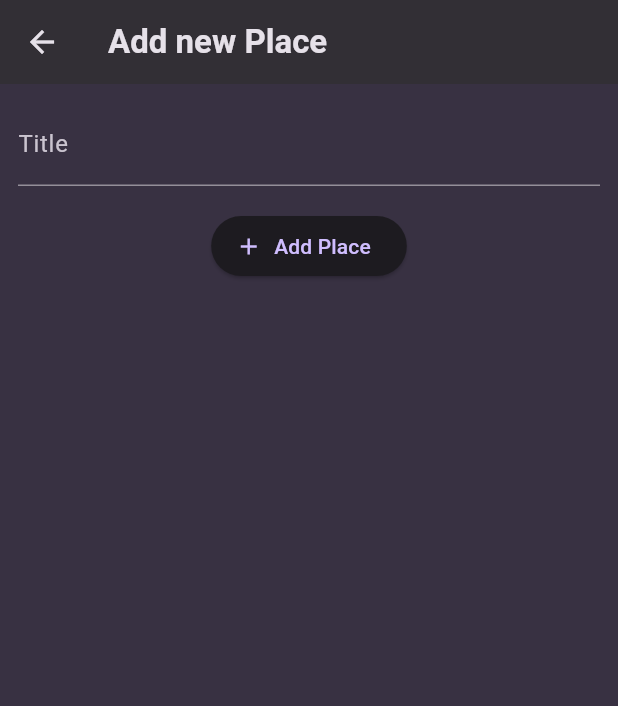
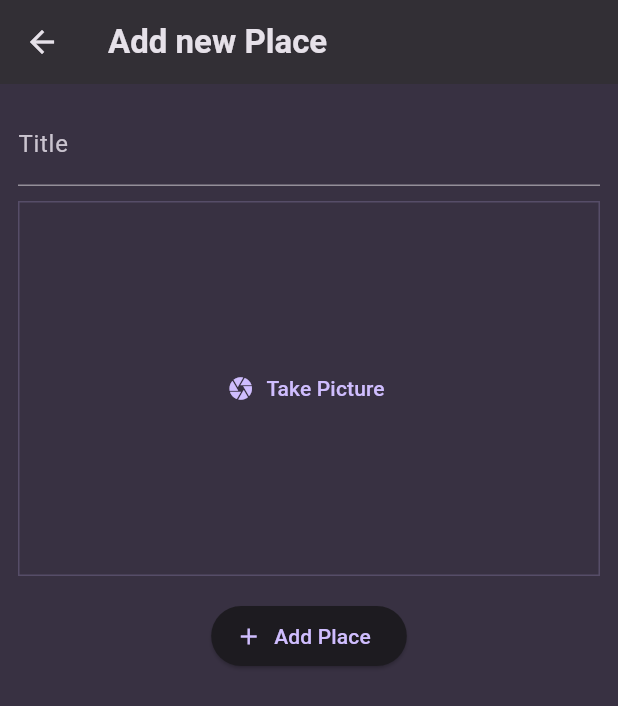
Before and after one commit to arlenavm95/favorite_places_app, a Flutter app: the screen it shows after launch, after a tap on the "add" icon, on a phone screen of 412 x 824 dp. Shown: the top 706 px of the screen. Run offline on Flutter 3.47's test engine with Material 3 defaults, Android fonts, the phone set to English and light mode, and no system bars; our stand-ins replace flutter_riverpod, google_fonts, image_picker.

Commit message:
Add camera support for taking pictures.

```diff
--- a/lib/models/place.dart
+++ b/lib/models/place.dart
@@ -1,11 +1,13 @@
+import 'dart:io';
 
 import 'package:uuid/uuid.dart';
 
 final uuid = Uuid();
 
 class Place {
-  Place ({required this.title}) : id = uuid.v4();
+  Place ({required this.title, required this.image}) : id = uuid.v4();
 
   final String id;
   final String title;
+  final File image;
 }
--- a/lib/providers/user_places.dart
+++ b/lib/providers/user_places.dart
@@ -1,11 +1,13 @@
+import 'dart:io';
+
 import 'package:favorite_places_app/models/place.dart';
 import 'package:flutter_riverpod/legacy.dart';
 
 class UserPlacesNotifier extends StateNotifier<List<Place>> {
   UserPlacesNotifier() : super(const []);
 
-  void addPlace(String title) {
-    final newPlace = Place(title: title);
+  void addPlace(String title, File image) {
+    final newPlace = Place(title: title, image: image);
     state = [newPlace, ...state];
   }
 }
--- a/lib/screens/add_place.dart
+++ b/lib/screens/add_place.dart
@@ -1,4 +1,7 @@
+import 'dart:io';
+
 import 'package:favorite_places_app/providers/user_places.dart';
+import 'package:favorite_places_app/widgets/image_input.dart';
 import 'package:flutter/material.dart';
 import 'package:flutter_riverpod/flutter_riverpod.dart';
 
@@ -14,14 +17,16 @@ class AddPlaceScreen extends ConsumerStatefulWidget {
 class _AddPlaceScreenState extends ConsumerState<AddPlaceScreen> {
   final _titleController = TextEditingController();
 
-  void _savePlace () {
+  File? _selectedImage;
+
+  void _savePlace() {
     final enteredTitle = _titleController.text;
 
-    if (enteredTitle.isEmpty) {
+    if (enteredTitle.isEmpty || _selectedImage == null) {
       return;
     }
 
-    ref.read(userPlacesProvider.notifier).addPlace(enteredTitle);
+    ref.read(userPlacesProvider.notifier).addPlace(enteredTitle, _selectedImage!);
 
     Navigator.of(context).pop();
   }
@@ -47,7 +52,15 @@ class _AddPlaceScreenState extends ConsumerState<AddPlaceScreen> {
               TextField(
                 decoration: const InputDecoration(labelText: 'Title'),
                 controller: _titleController,
-                style: TextStyle(color: Theme.of(context).colorScheme.onSurface,),
+                style: TextStyle(
+                  color: Theme.of(context).colorScheme.onSurface,
+                ),
+              ),
+              const SizedBox(height: 10),
+              ImageInput(
+                onPickImage: (image) {
+                  _selectedImage = image;
+                },
               ),
               const SizedBox(height: 16),
               ElevatedButton.icon(
--- a/lib/screens/places.dart
+++ b/lib/screens/places.dart
@@ -26,7 +26,12 @@ class PlacesScreen extends ConsumerWidget {
           ),
         ],
       ),
-      body: SafeArea(child: PlacesList(places: userPlaces)),
+      body: SafeArea(
+        child: Padding(
+          padding: const EdgeInsets.all(8.0),
+          child: PlacesList(places: userPlaces),
+        ),
+      ),
     );
   }
 }
--- /dev/null
+++ b/lib/widgets/image_input.dart
@@ -0,0 +1,71 @@
+import 'dart:io';
+
+import 'package:flutter/material.dart';
+import 'package:image_picker/image_picker.dart';
+
+class ImageInput extends StatefulWidget {
+  const ImageInput({super.key, required this.onPickImage});
+
+  final void Function(File image) onPickImage;
+
+  @override
+  State<ImageInput> createState() {
+    return _ImageInputState();
+  }
+}
+
+class _ImageInputState extends State<ImageInput> {
+  File? _selectedImage;
+
+  void _takePicture() async {
+    final imagePicker = ImagePicker();
+    final pickedImage = await imagePicker.pickImage(
+      source: ImageSource.camera,
+      maxWidth: 600,
+    );
+
+    if (pickedImage == null) {
+      return;
+    }
+
+    setState(() {
+      _selectedImage = File(pickedImage.path);
+    });
+
+    widget.onPickImage(_selectedImage!);
+  }
+
+  @override
+  Widget build(BuildContext context) {
+    Widget content = TextButton.icon(
+      icon: const Icon(Icons.camera),
+      onPressed: _takePicture,
+      label: const Text('Take Picture'),
+    );
+
+    if (_selectedImage != null) {
+      content = GestureDetector(
+        onTap: _takePicture,
+        child: Image.file(
+          _selectedImage!,
+          fit: BoxFit.cover,
+          width: double.infinity,
+          height: double.infinity,
+        ),
+      );
+    }
+
+    return Container(
+      decoration: BoxDecoration(
+        border: Border.all(
+          width: 1,
+          color: Theme.of(context).colorScheme.primary.withValues(alpha: 0.2),
+        ),
+      ),
+      height: 250,
+      width: double.infinity,
+      alignment: Alignment.center,
+      child: content,
+    );
+  }
+}
--- a/lib/widgets/places_list.dart
+++ b/lib/widgets/places_list.dart
@@ -22,6 +22,10 @@ class PlacesList extends StatelessWidget {
     return ListView.builder(
       itemCount: places.length,
       itemBuilder: (ctx, index) => ListTile(
+        leading: CircleAvatar(
+          radius: 26,
+          backgroundImage: FileImage(places[index].image),
+        ),
         title: Text(
           places[index].title,
           style: Theme.of(context).textTheme.titleMedium!.copyWith(
--- a/pubspec.yaml
+++ b/pubspec.yaml
@@ -37,6 +37,7 @@ dependencies:
   google_fonts: ^6.3.2
   uuid: ^4.5.2
   flutter_riverpod: ^3.0.3
+  image_picker: ^1.2.1
 
 dev_dependencies:
   flutter_test:
```
Also changed, not shown: lib/screens/place_detail.dart (+8 -6 lines), pubspec.lock, 5 other files.
